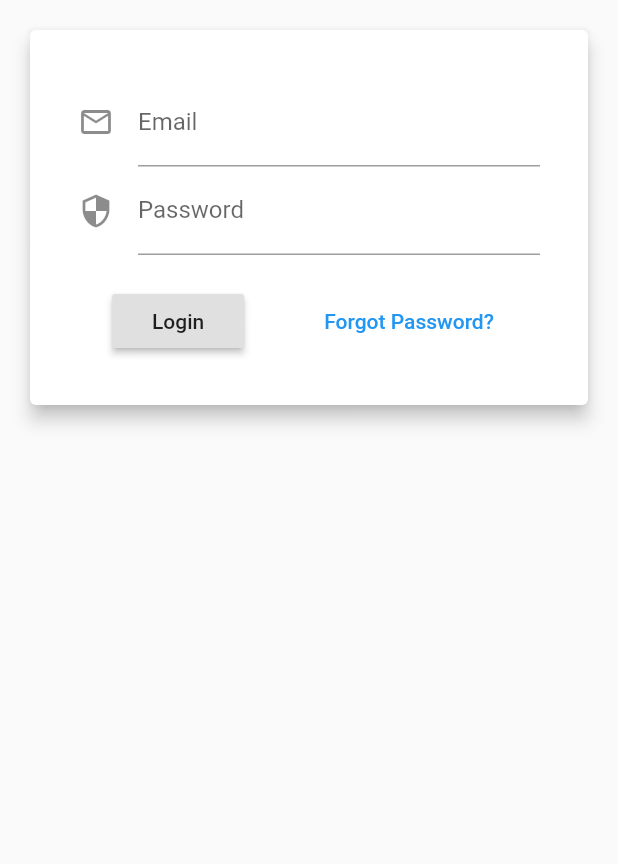
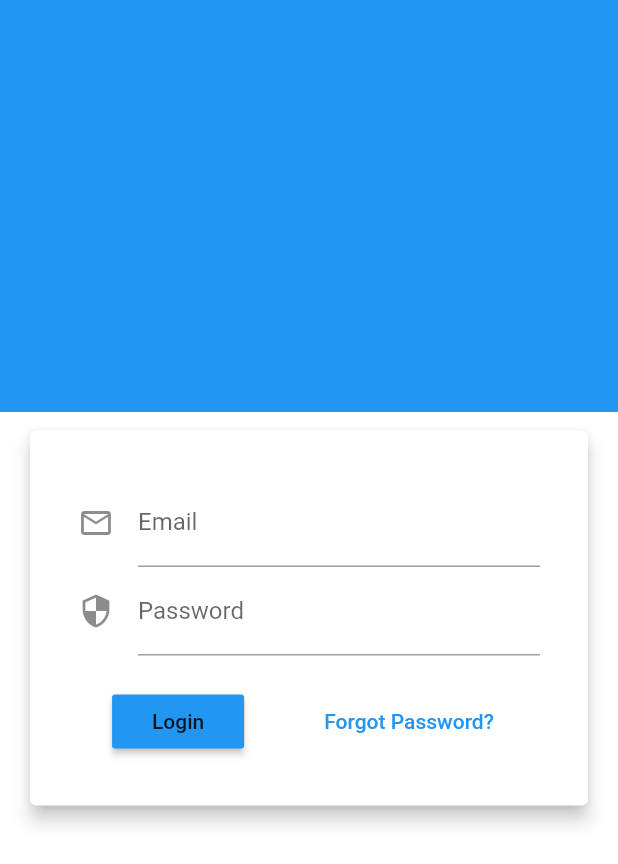
Before and after one commit to vuthienson8/flutter, a Flutter app: the screen it shows after launch, on a phone screen of 412 x 824 dp. Shown: the top 864 px of the screen. Run offline on Flutter 3.47's test engine with Material 2 defaults, Android fonts, the phone set to English and light mode, and no system bars.

Commit message:
login View

```diff
--- a/my_app/application/lib/page/login/login_view.dart
+++ b/my_app/application/lib/page/login/login_view.dart
@@ -10,16 +10,27 @@ class _LoginViewState extends State<LoginView> {
   @override
   Widget build(BuildContext context) {
     return Scaffold(
-      body: Center(
-        child: Stack(
+      body: LayoutBuilder(
+        builder: (context, constraints) => Stack(
           children: [
-            Container(), //tao background
+            Positioned.fill(
+              child: Container(color: Colors.blue),
+            ),
+            Positioned.fill(
+              top: MediaQuery.of(context).size.height / 3,
+              child: Container(color: Colors.white),
+            ),
             ListView(
               children: [
-                Column(
+                Container(
+                  padding: const EdgeInsets.all(16.0),
+                  constraints: BoxConstraints(
+                    minHeight: constraints.maxHeight,
+                  ),
+                  child: Center(
+                    child: Column(
                       children: [
                         Container(
-                      padding: EdgeInsets.all(16.0),
                           width: 500,
                           child: Card(
                             elevation: 5,
@@ -43,15 +54,20 @@ class _LoginViewState extends State<LoginView> {
                                   ),
                                   SizedBox(height: 20),
                                   Row(
-                                mainAxisAlignment: MainAxisAlignment.spaceAround,
+                                    mainAxisAlignment:
+                                        MainAxisAlignment.spaceAround,
                                     children: [
                                       RaisedButton(
                                         onPressed: () {},
                                         child: Text('Login'),
+                                        color: Colors.blue,
                                       ),
                                       TextButton(
                                         onPressed: () {},
-                                      child: Text('Forgot Password?'))
+                                        child: Text(
+                                          'Forgot Password?',
+                                        ),
+                                      )
                                     ],
                                   ),
                                 ],
@@ -60,9 +76,11 @@ class _LoginViewState extends State<LoginView> {
                           ),
                         )
                       ],
+                    ),
+                  ),
                 )
               ],
-            )
+            ),
           ],
         ),
       ),
```
Lines whose indentation alone changed are shown as unchanged.
